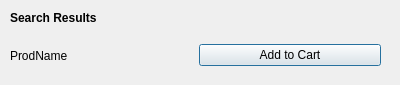
First picture: the form in searchresults.ui, repository aishakandeell/cs2labproject, before the edit.
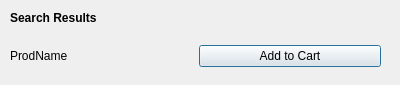
Second picture: the form after the edit.

```diff
--- a/searchresults.ui
+++ b/searchresults.ui
@@ -26,13 +26,13 @@
     <string>&lt;html&gt;&lt;head/&gt;&lt;body&gt;&lt;p&gt;&lt;span style=&quot; font-weight:700;&quot;&gt;Search Results&lt;/span&gt;&lt;/p&gt;&lt;/body&gt;&lt;/html&gt;</string>
    </property>
   </widget>
-  <widget class="QWidget" name="">
+  <widget class="QWidget" name="layoutWidget">
    <property name="geometry">
     <rect>
      <x>10</x>
      <y>40</y>
      <width>371</width>
-     <height>31</height>
+     <height>32</height>
     </rect>
    </property>
    <layout class="QHBoxLayout" name="horizontalLayout">
```
Left out of the diff: 2 changed lines with no effect on the pictures.
